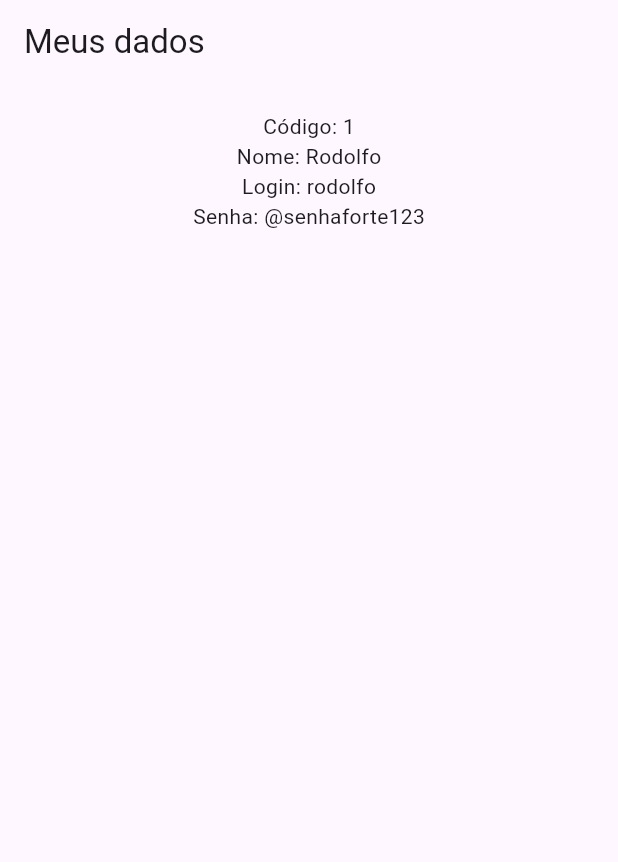
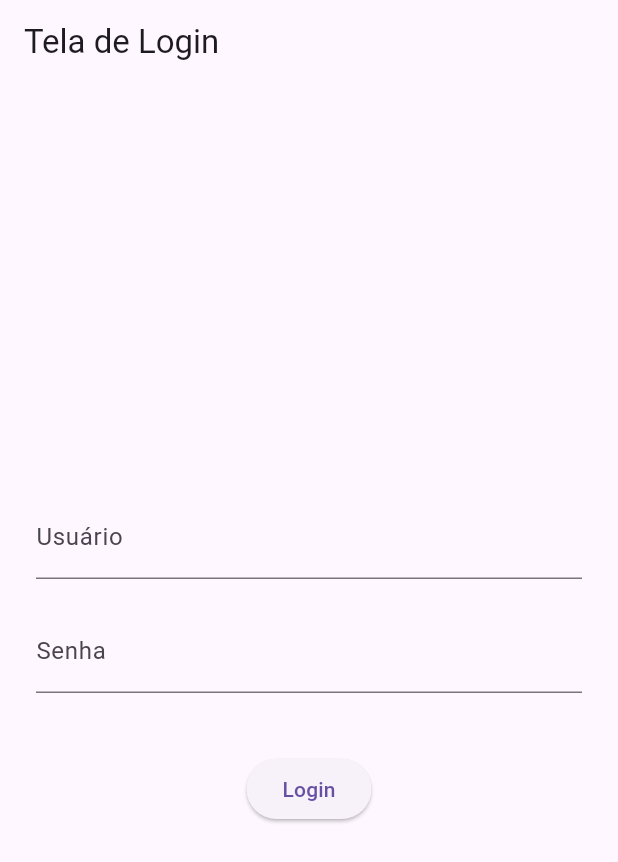
Before and after one commit to Alexsa1928/mimpedir, a Flutter app: the screen it shows after launch, on a phone screen of 412 x 824 dp. Shown: the top 862 px of the screen. Run offline on Flutter 3.47's test engine with Material 3 defaults, Android fonts, the phone set to English and light mode, and no system bars.

Commit message:
Criando Telas de Home e Login com funcionamento básico sem banco de dados.

```diff
--- a/lib/main.dart
+++ b/lib/main.dart
@@ -1,5 +1,5 @@
 import 'package:flutter/material.dart';
-import 'package:mimpedir/usuario.dart';
+import 'tela_login.dart';
 
 void main() {
   runApp(const MyApp());
@@ -12,31 +12,11 @@ class MyApp extends StatelessWidget {
   @override
   Widget build(BuildContext context) {
 
-    Usuario novo = Usuario(
-        codigo: 1,
-        nome: 'Rodolfo',
-        login: 'rodolfo',
-        senha: '@senhaforte123'
+    return MaterialApp(
+      debugShowCheckedModeBanner: false,
+      home: TelaLogin(),
+
     );
 
-    return MaterialApp(
-      home: Scaffold(
-        appBar: AppBar(
-          title: const Text("Meus dados"),
-        ),
-        body: Center(
-          child: Padding(padding: const EdgeInsets.all(18.0),
-            child: Column(
-              children: [
-                Text("Código: ${novo.codigo}"),
-                Text("Nome: ${novo.nome}"),
-                Text("Login: ${novo.login}"),
-                Text("Senha: ${novo.senha}")
-              ],
-            ),
-          ),
-        ),
-      ),
-    );
   }
 }
--- /dev/null
+++ b/lib/tela_home.dart
@@ -0,0 +1,15 @@
+import 'package:flutter/material.dart';
+
+class TelaHome extends StatelessWidget{
+  TelaHome({super.key});
+
+  @override
+  Widget build(BuildContext context){
+  return Scaffold(
+      appBar: AppBar(title: const Text('Tela Home')),
+  body: Center(
+    child: Text('Seja bem vindo ao Mim Pedir!!!'),
+  ),
+  );
+}
+}
--- /dev/null
+++ b/lib/tela_login.dart
@@ -0,0 +1,52 @@
+import 'package:flutter/material.dart';
+import 'package:mimpedir/tela_home.dart';
+import 'usuario.dart';
+
+class TelaLogin extends StatelessWidget{
+  TelaLogin({super.key});
+
+  final TextEditingController usuarioController = TextEditingController();
+  final TextEditingController senhaController = TextEditingController();
+
+  Usuario u = Usuario(
+    codigo: 1,
+    senha: "amanda",
+    login: 'alexsa',
+    nome: 'Alexsa'
+  );
+
+@override
+Widget build(BuildContext context){
+  return Scaffold(
+    appBar: AppBar(title: const Text("Tela de Login")),
+    body: Padding(padding: const EdgeInsets.all(24.0),
+    child: Column(
+        mainAxisAlignment: MainAxisAlignment.center,
+      children: [
+        TextField(
+          decoration: const InputDecoration(labelText:'Usuário'),
+          controller: usuarioController,
+        ),
+        const SizedBox(height: 20),
+        TextField(
+          decoration: const InputDecoration(labelText: 'Senha'),
+          obscureText: true,
+          controller: senhaController,
+        ),
+        const SizedBox(height: 40),
+        ElevatedButton(onPressed: (){
+
+          if(u.login == usuarioController.text && u.senha == senhaController.text){
+            Navigator.push(context, MaterialPageRoute(builder: (context) => TelaHome()));
+          }else {
+            ScaffoldMessenger.of(context).showSnackBar(
+                SnackBar(content: Text("Login ou senha inválidos!!"))
+            );
+          }
+        }, child: Text("Login"))
+      ],
+    ),
+    )
+  );
+}
+}
```
